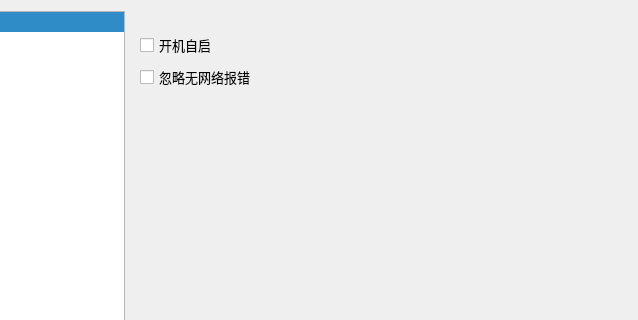
Qt form setting.ui (LYXOfficial/uClock) before a commit; both pictures show x 142 to 780 and y 0 to 320 of the 780 by 511 pixel window.
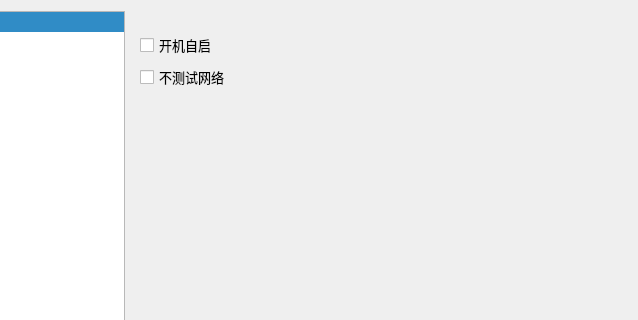
The same form after that commit. The open tabs and pages were chosen to show the change.

```diff
--- a/setting.ui
+++ b/setting.ui
@@ -303,7 +303,7 @@
        <item row="1" column="0" colspan="3">
         <widget class="QCheckBox" name="checkBox_3">
          <property name="text">
-          <string>忽略无网络报错</string>
+          <string>不测试网络</string>
          </property>
         </widget>
        </item>
```
